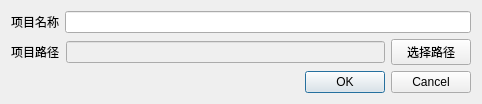
Deviluna/MediaIDE_free, file createprojectdialog.ui: the form before one commit.
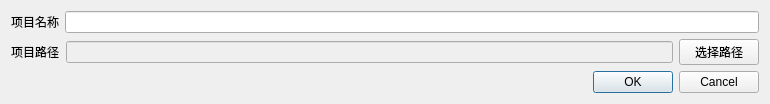
The form after the commit.

Patch:
```diff
--- a/createprojectdialog.ui
+++ b/createprojectdialog.ui
@@ -6,7 +6,7 @@
    <rect>
     <x>0</x>
     <y>0</y>
-    <width>482</width>
+    <width>770</width>
     <height>100</height>
    </rect>
   </property>
```
